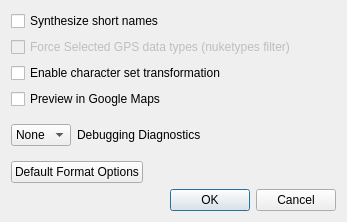
The window that gui/advui.ui (alexbirkett/GPSBabel) describes before a commit, drawn with Qt 5.
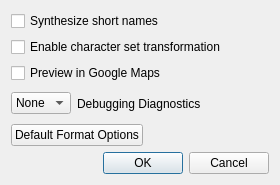
The same window after the commit.

Commit message: Server-side help. Improve track split. Implement 'nuke types' in misc filters.

The edit to the form file:
```diff
--- a/gui/advui.ui
+++ b/gui/advui.ui
@@ -6,8 +6,8 @@
    <rect>
     <x>0</x>
     <y>0</y>
-    <width>347</width>
-    <height>222</height>
+    <width>280</width>
+    <height>185</height>
    </rect>
   </property>
   <property name="windowTitle">
@@ -24,16 +24,6 @@
      </property>
     </widget>
    </item>
-   <item>
-    <widget class="QCheckBox" name="forceGPSTypes">
-     <property name="enabled">
-      <bool>false</bool>
-     </property>
-     <property name="text">
-      <string>Force Selected GPS data types (nuketypes filter)</string>
-     </property>
-    </widget>
-   </item>
    <item>
     <widget class="QCheckBox" name="enableCharSetXform">
      <property name="enabled">
```
The commit also changes 24 other files.
